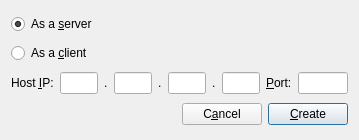
equation314/Gomoku, file connectdialog.ui: the form before one commit.
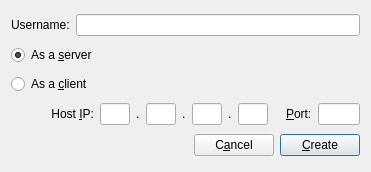
The form after the commit.

What changed in the file:
```diff
--- a/connectdialog.ui
+++ b/connectdialog.ui
@@ -6,8 +6,8 @@
    <rect>
     <x>0</x>
     <y>0</y>
-    <width>359</width>
-    <height>140</height>
+    <width>371</width>
+    <height>172</height>
    </rect>
   </property>
   <property name="sizePolicy">
@@ -16,34 +16,59 @@
     <verstretch>0</verstretch>
    </sizepolicy>
   </property>
+  <property name="maximumSize">
+   <size>
+    <width>371</width>
+    <height>172</height>
+   </size>
+  </property>
   <property name="windowTitle">
    <string>Choose Identity</string>
   </property>
-  <layout class="QVBoxLayout" name="verticalLayout">
-   <item>
-    <widget class="QRadioButton" name="radioButton_server">
+  <layout class="QGridLayout" name="gridLayout">
+   <item row="0" column="0">
+    <widget class="QLabel" name="label_6">
      <property name="text">
-      <string>As a &amp;server</string>
+      <string>Username:</string>
      </property>
-     <property name="checked">
-      <bool>true</bool>
-     </property>
     </widget>
    </item>
-   <item>
-    <widget class="QRadioButton" name="radioButton_client">
-     <property name="text">
-      <string>As a &amp;client</string>
+   <item row="0" column="1">
+    <widget class="QLineEdit" name="lineEdit_user">
+     <property name="maxLength">
+      <number>32</number>
      </property>
     </widget>
    </item>
-   <item>
+   <item row="3" column="0" colspan="2">
     <layout class="QHBoxLayout" name="horizontalLayout_3">
+     <item>
+      <spacer name="horizontalSpacer_3">
+       <property name="orientation">
+        <enum>Qt::Horizontal</enum>
+       </property>
+       <property name="sizeHint" stdset="0">
+        <size>
+         <width>40</width>
+         <height>20</height>
+        </size>
+       </property>
+      </spacer>
+     </item>
      <item>
       <widget class="QLabel" name="label">
+       <property name="sizePolicy">
+        <sizepolicy hsizetype="Expanding" vsizetype="Preferred">
+         <horstretch>0</horstretch>
+         <verstretch>0</verstretch>
+        </sizepolicy>
+       </property>
        <property name="text">
         <string>Host &amp;IP:</string>
        </property>
+       <property name="alignment">
+        <set>Qt::AlignRight|Qt::AlignTrailing|Qt::AlignVCenter</set>
+       </property>
        <property name="buddy">
         <cstring>lineEdit_0</cstring>
        </property>
@@ -51,9 +76,27 @@
      </item>
      <item>
       <widget class="QLineEdit" name="lineEdit_0">
+       <property name="sizePolicy">
+        <sizepolicy hsizetype="Fixed" vsizetype="Fixed">
+         <horstretch>0</horstretch>
+         <verstretch>0</verstretch>
+        </sizepolicy>
+       </property>
+       <property name="maximumSize">
+        <size>
+         <width>30</width>
+         <height>16777215</height>
+        </size>
+       </property>
+       <property name="text">
+        <string/>
+       </property>
        <property name="maxLength">
         <number>3</number>
        </property>
+       <property name="alignment">
+        <set>Qt::AlignCenter</set>
+       </property>
        <property name="readOnly">
         <bool>true</bool>
        </property>
@@ -68,9 +111,24 @@
      </item>
      <item>
       <widget class="QLineEdit" name="lineEdit_1">
+       <property name="sizePolicy">
+        <sizepolicy hsizetype="Fixed" vsizetype="Fixed">
+         <horstretch>0</horstretch>
+         <verstretch>0</verstretch>
+        </sizepolicy>
+       </property>
+       <property name="maximumSize">
+        <size>
+         <width>30</width>
+         <height>16777215</height>
+        </size>
+       </property>
        <property name="maxLength">
         <number>3</number>
        </property>
+       <property name="alignment">
+        <set>Qt::AlignCenter</set>
+       </property>
       </widget>
      </item>
      <item>
@@ -82,9 +140,24 @@
      </item>
      <item>
       <widget class="QLineEdit" name="lineEdit_2">
+       <property name="sizePolicy">
+        <sizepolicy hsizetype="Fixed" vsizetype="Fixed">
+         <horstretch>0</horstretch>
+         <verstretch>0</verstretch>
+        </sizepolicy>
+       </property>
+       <property name="maximumSize">
+        <size>
+         <width>30</width>
+         <height>16777215</height>
+        </size>
+       </property>
        <property name="maxLength">
         <number>3</number>
        </property>
+       <property name="alignment">
+        <set>Qt::AlignCenter</set>
+       </property>
       </widget>
      </item>
      <item>
@@ -96,11 +169,39 @@
      </item>
      <item>
       <widget class="QLineEdit" name="lineEdit_3">
+       <property name="sizePolicy">
+        <sizepolicy hsizetype="Fixed" vsizetype="Fixed">
+         <horstretch>0</horstretch>
+         <verstretch>0</verstretch>
+        </sizepolicy>
+       </property>
+       <property name="maximumSize">
+        <size>
+         <width>30</width>
+         <height>16777215</height>
+        </size>
+       </property>
        <property name="maxLength">
         <number>3</number>
        </property>
+       <property name="alignment">
+        <set>Qt::AlignCenter</set>
+       </property>
       </widget>
      </item>
+     <item>
+      <spacer name="horizontalSpacer_2">
+       <property name="orientation">
+        <enum>Qt::Horizontal</enum>
+       </property>
+       <property name="sizeHint" stdset="0">
+        <size>
+         <width>0</width>
+         <height>0</height>
+        </size>
+       </property>
+      </spacer>
+     </item>
      <item>
       <widget class="QLabel" name="label_2">
        <property name="text">
@@ -121,18 +222,24 @@
        </property>
        <property name="maximumSize">
         <size>
-         <width>50</width>
+         <width>42</width>
          <height>16777215</height>
         </size>
        </property>
+       <property name="text">
+        <string/>
+       </property>
        <property name="maxLength">
         <number>5</number>
        </property>
+       <property name="alignment">
+        <set>Qt::AlignCenter</set>
+       </property>
       </widget>
      </item>
     </layout>
    </item>
-   <item>
+   <item row="4" column="0" colspan="2">
     <layout class="QHBoxLayout" name="horizontalLayout">
      <item>
       <spacer name="horizontalSpacer">
@@ -166,6 +273,23 @@
      </item>
     </layout>
    </item>
+   <item row="1" column="0" colspan="2">
+    <widget class="QRadioButton" name="radioButton_server">
+     <property name="text">
+      <string>As a &amp;server</string>
+     </property>
+     <property name="checked">
+      <bool>true</bool>
+     </property>
+    </widget>
+   </item>
+   <item row="2" column="0" colspan="2">
+    <widget class="QRadioButton" name="radioButton_client">
+     <property name="text">
+      <string>As a &amp;client</string>
+     </property>
+    </widget>
+   </item>
   </layout>
  </widget>
  <resources/>
```
